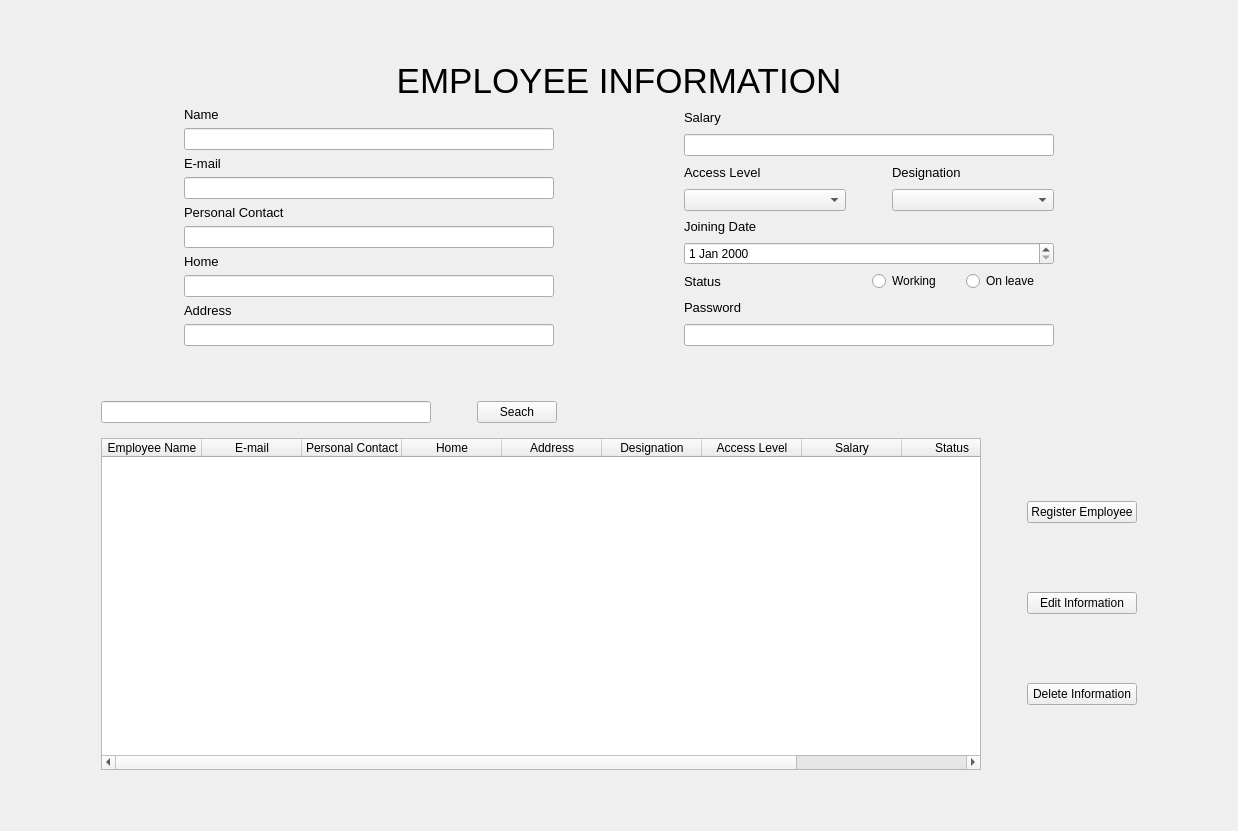
Old version of the form EmployeeUI.ui in the repository ASNaeem/Simple-VCMS.
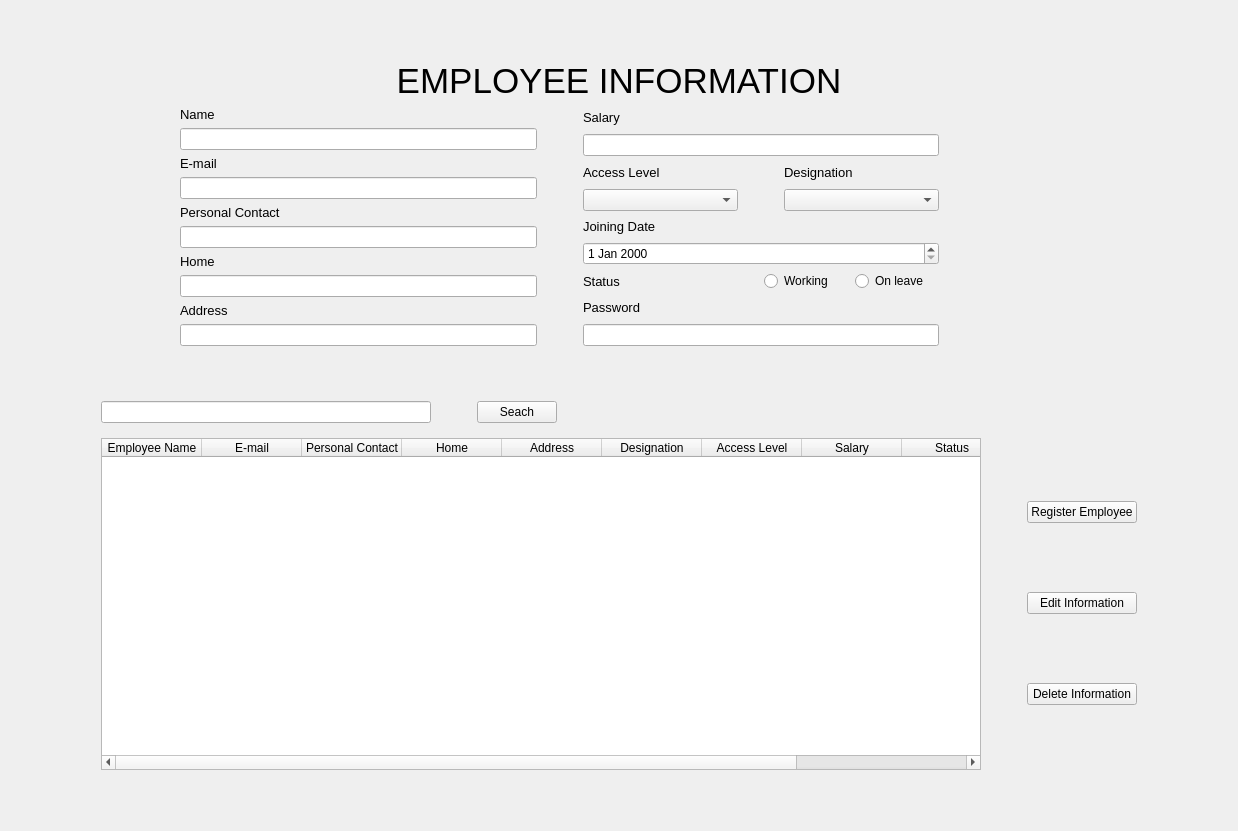
New version of the form.

The edit to the form file:
```diff
--- a/EmployeeUI.ui
+++ b/EmployeeUI.ui
@@ -44,7 +44,7 @@
       </widget>
      </item>
      <item>
-      <layout class="QHBoxLayout" name="horizontalLayout_31" stretch="10,30,10,30,10">
+      <layout class="QHBoxLayout" name="horizontalLayout_31" stretch="10,30,0,30,20">
        <item>
         <spacer name="horizontalSpacer_46">
          <property name="orientation">
```
